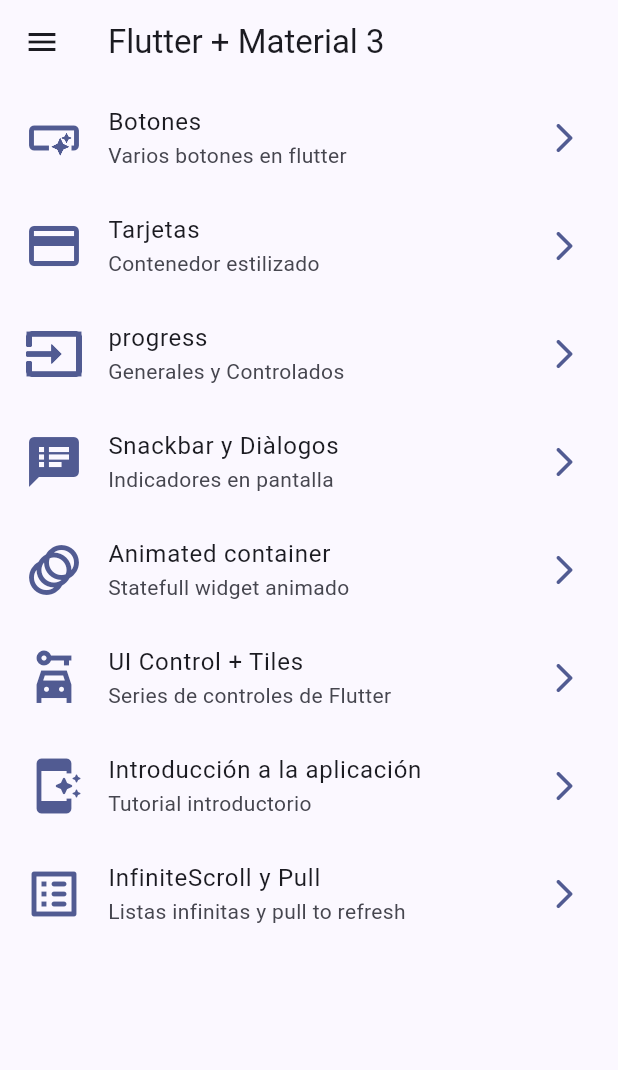
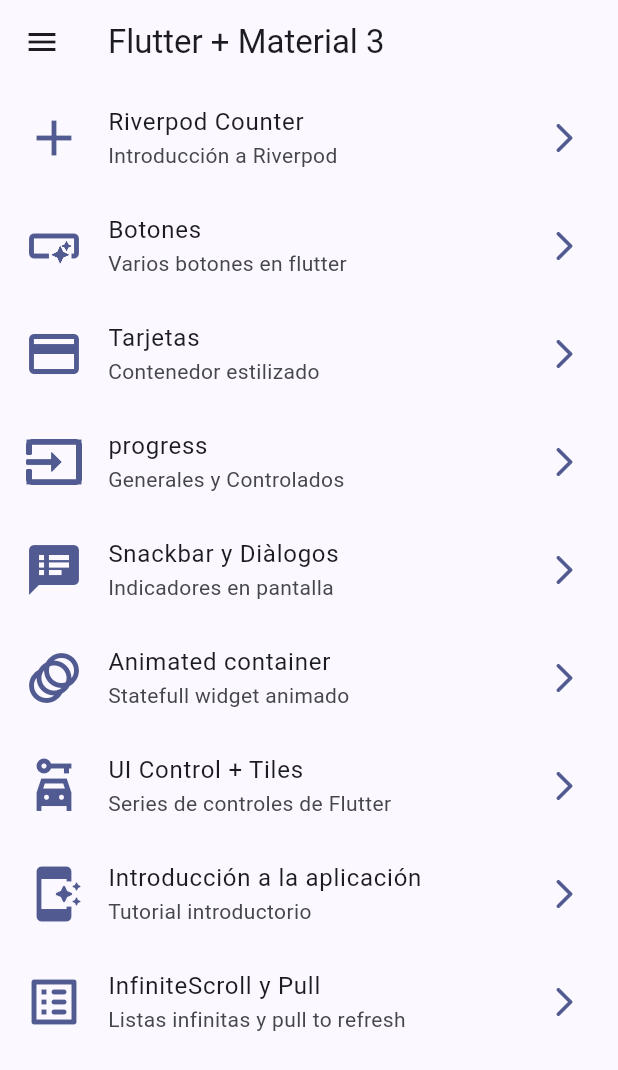
Before and after one commit to memo-hn/widgets_app, a Flutter app: the screen it shows after launch, on a phone screen of 412 x 824 dp. Shown: the top 1070 px of the screen. Run offline on Flutter 3.47's test engine with Material 2 defaults, Android fonts, the phone set to English and light mode, and no system bars; our stand-ins replace animate_do, flutter_riverpod, go_router.

Commit message:
riverpod 1

```diff
--- a/lib/config/menu/menu_items.dart
+++ b/lib/config/menu/menu_items.dart
@@ -17,6 +17,14 @@ class MenuItem {
 }
 
 const appMenuItems = <MenuItem>[
+
+
+  MenuItem(
+    title: 'Riverpod Counter',
+    subtitle: 'Introducción a Riverpod',
+    link: '/counter_screen',
+    icon: Icons.add
+  ),
 
   MenuItem(
     title: 'Botones',
@@ -69,4 +77,5 @@ const appMenuItems = <MenuItem>[
   ),
 
 
+
 ];
--- a/lib/config/router/app_router.dart
+++ b/lib/config/router/app_router.dart
@@ -51,6 +51,11 @@ final appRouter = GoRouter(
       name: UiControlScreen.name,
       builder: (context, state) => const UiControlScreen(),
     ),
+    GoRoute(
+      path: '/counter_screen',
+      name: CounterScreen.name,
+      builder: (context, state) => const CounterScreen(),
+    ),
 
   ],
 );
--- /dev/null
+++ b/lib/presentation/providers/counter_provider.dart
@@ -0,0 +1,3 @@
+import 'package:flutter_riverpod/flutter_riverpod.dart';
+
+final counterProvider = StateProvider((ref) => 5);
--- /dev/null
+++ b/lib/presentation/providers/theme_provider.dart
@@ -0,0 +1,5 @@
+
+
+import 'package:flutter_riverpod/flutter_riverpod.dart';
+
+final isDarkmodeProvider = StateProvider( (ref) => false );
--- a/lib/presentation/screens/screens.dart
+++ b/lib/presentation/screens/screens.dart
@@ -1,3 +1,4 @@
+
 
 
 
@@ -7,6 +8,7 @@ export 'package:widgets_app/presentation/screens/animated/animated_screen.dart';
 export 'package:widgets_app/presentation/screens/app_tutorial/app_tutorial_screen.dart';
 export 'package:widgets_app/presentation/screens/buttons/buttons_screen.dart';
 export 'package:widgets_app/presentation/screens/cards/cards_screen.dart';
+export 'package:widgets_app/presentation/screens/counter/counter_screen.dart';
 export 'package:widgets_app/presentation/screens/home/home_screen.dart';
 export 'package:widgets_app/presentation/screens/infinite_scroll/infinite_scroll_screen.dart';
 export 'package:widgets_app/presentation/screens/progress/progress_screen.dart';
--- a/pubspec.yaml
+++ b/pubspec.yaml
@@ -10,6 +10,7 @@ dependencies:
   animate_do: ^3.0.2
   flutter:
     sdk: flutter
+  flutter_riverpod: ^2.4.9
   go_router: ^13.0.1
 
 dev_dependencies:
```
Also changed, not shown: lib/main.dart (+7 -1 lines), lib/presentation/screens/counter/counter_screen.dart (added, +49 -0 lines), pubspec.lock.
